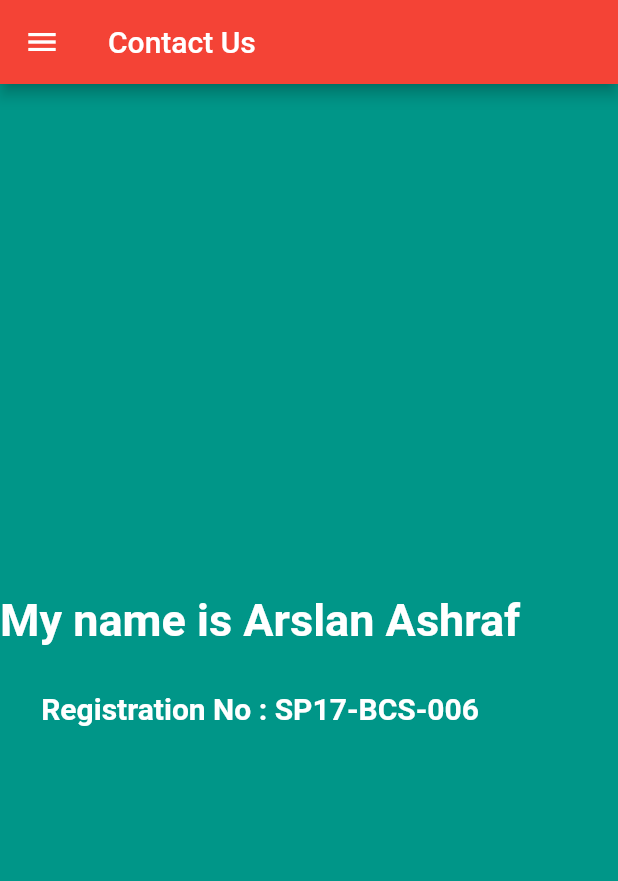
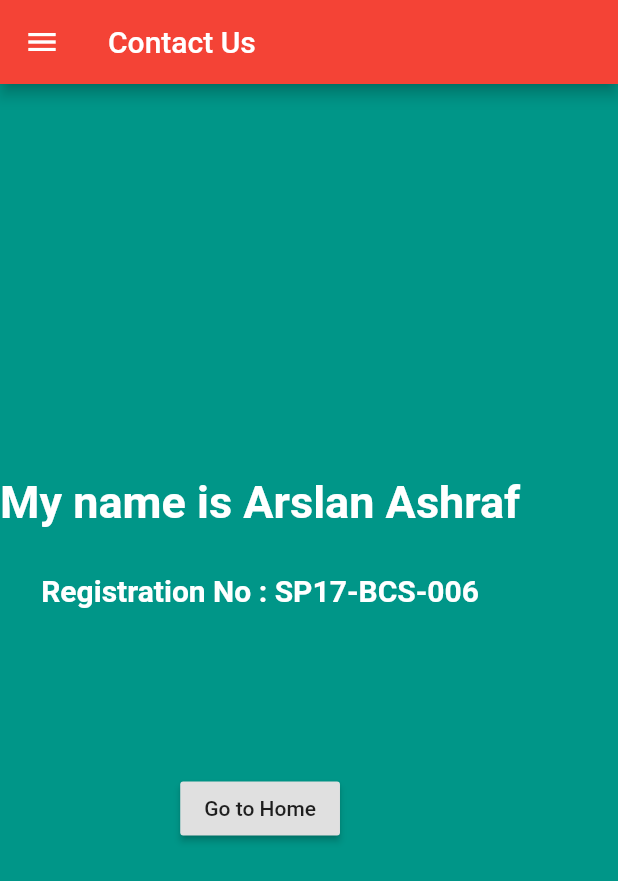
Before and after one commit to arslanashraf006/SP17-BCS-006, a Flutter app: the MyHomePage screen opened directly, on a phone screen of 412 x 824 dp. Shown: the top 881 px of the screen. Run offline on Flutter 3.47's test engine with Material 2 defaults, Android fonts, the phone set to English and light mode, and no system bars.

Commit message:
Commit:6 Adding home button to every screen to from any screen to home

```diff
--- a/lib/contactus.dart
+++ b/lib/contactus.dart
@@ -1,5 +1,6 @@
 import 'navigationbar.dart';
 import 'package:flutter/material.dart';
+import 'home.dart';
 
 void main() => runApp(MyContact());
 
@@ -56,6 +57,21 @@ class _MyHomePageState extends State<MyHomePage> {
                 fontSize: 20.0,
                 color: Colors.white),
           ),
+          SizedBox(
+            height: 100,
+          ),
+          Padding(
+            padding: const EdgeInsets.only(top: 10),
+            child: RaisedButton(
+              child: Text('Go to Home'),
+              onPressed: () {
+                Navigator.push(
+                  context,
+                  MaterialPageRoute(builder: (context) => homepage()),
+                );
+              },
+            ),
+          ),
         ],
       ),
     );
```
Also changed, not shown: lib/simplelevel.dart (+12 -6 lines).
